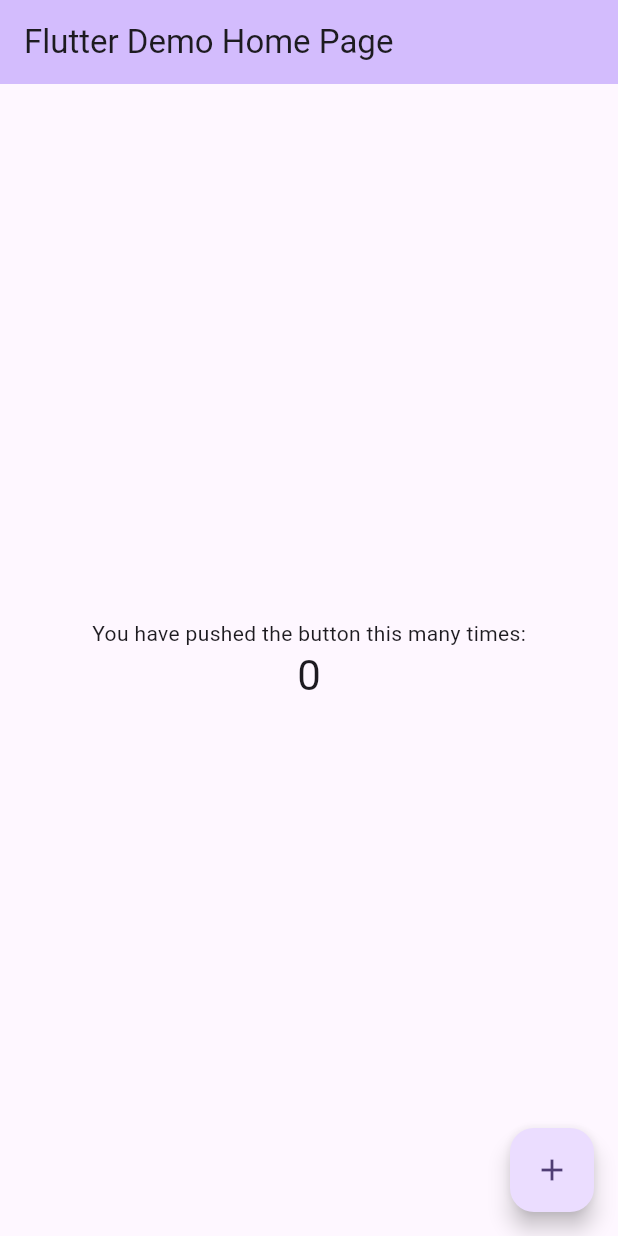
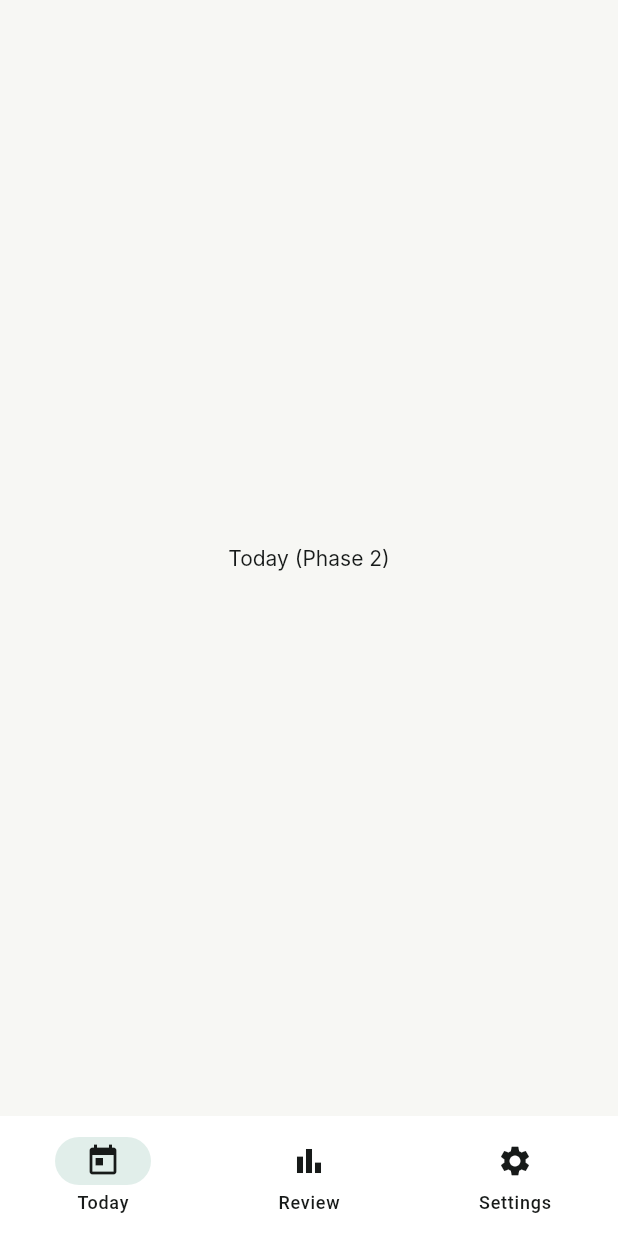
Before and after one commit to omrxjpxt/Tether, a Flutter app: the screen it shows after launch, on a phone screen of 412 x 824 dp. Run offline on Flutter 3.47's test engine with Material 3 defaults, Android fonts, the phone set to English and light mode, and no system bars; our stand-ins replace flutter_riverpod, shared_preferences; Roboto replaces fonts that are missing (Inter).

Commit message:
feat: add core application theme, routing, shared widgets, and domain models

```diff
--- /dev/null
+++ b/lib/app/app.dart
@@ -0,0 +1,19 @@
+import 'package:flutter/material.dart';
+import 'package:tether/app/theme/app_theme.dart';
+import 'package:tether/app/router.dart';
+
+class TetherApp extends StatelessWidget {
+  const TetherApp({super.key});
+
+  @override
+  Widget build(BuildContext context) {
+    return MaterialApp(
+      title: 'Tether',
+      theme: AppTheme.lightTheme,
+      darkTheme: AppTheme.darkTheme,
+      themeMode: ThemeMode.system,
+      home: const AppNavigationShell(),
+      debugShowCheckedModeBanner: false,
+    );
+  }
+}
--- /dev/null
+++ b/lib/app/router.dart
@@ -0,0 +1,39 @@
+import 'package:flutter/material.dart';
+import 'package:tether/shared/widgets/app_scaffold.dart';
+
+class AppNavigationShell extends StatefulWidget {
+  const AppNavigationShell({super.key});
+
+  @override
+  State<AppNavigationShell> createState() => _AppNavigationShellState();
+}
+
+class _AppNavigationShellState extends State<AppNavigationShell> {
+  int _currentIndex = 0;
+
+  final List<Widget> _screens = const [
+    Center(child: Text('Today (Phase 2)')),
+    Center(child: Text('Review (Phase 3)')),
+    Center(child: Text('Settings (Phase 4)')),
+  ];
+
+  @override
+  Widget build(BuildContext context) {
+    return AppScaffold(
+      body: _screens[_currentIndex],
+      bottomNavigationBar: NavigationBar(
+        selectedIndex: _currentIndex,
+        onDestinationSelected: (index) {
+          setState(() {
+            _currentIndex = index;
+          });
+        },
+        destinations: const [
+          NavigationDestination(icon: Icon(Icons.today), label: 'Today'),
+          NavigationDestination(icon: Icon(Icons.bar_chart), label: 'Review'),
+          NavigationDestination(icon: Icon(Icons.settings), label: 'Settings'),
+        ],
+      ),
+    );
+  }
+}
--- /dev/null
+++ b/lib/app/theme/app_colors.dart
@@ -0,0 +1,30 @@
+import 'package:flutter/material.dart';
+
+class AppColors {
+  // Light Mode Colors
+  static const Color lightBackground = Color(0xFFF7F7F4);
+  static const Color lightSurfacePrimary = Color(0xFFFFFFFF);
+  static const Color lightSurfaceSecondary = Color(0xFFF1F2EF);
+  static const Color lightTextPrimary = Color(0xFF171A19);
+  static const Color lightTextSecondary = Color(0xFF6E746F);
+  static const Color lightTextTertiary = Color(0xFF929793);
+  static const Color lightBorder = Color(0xFFE4E6E2);
+  static const Color lightAccentPrimary = Color(0xFF3F756B);
+  static const Color lightAccentSecondary = Color(0xFFE1EEEA);
+
+  // Dark Mode Colors
+  static const Color darkBackground = Color(0xFF121615);
+  static const Color darkSurfacePrimary = Color(0xFF191D1C);
+  static const Color darkSurfaceSecondary = Color(0xFF222725);
+  static const Color darkTextPrimary = Color(0xFFECEFED);
+  static const Color darkTextSecondary = Color(0xFFA0A8A3);
+  static const Color darkTextTertiary = Color(0xFF79817D);
+  static const Color darkBorder = Color(0xFF303734);
+  static const Color darkAccentPrimary = Color(0xFF65B4A7);
+  static const Color darkAccentSecondary = Color(0xFF233632);
+
+  // Semantic
+  static const Color success = Color(0xFF4F8068);
+  static const Color warning = Color(0xFFB88A42);
+  static const Color destructive = Color(0xFFB85C5C);
+}
--- /dev/null
+++ b/lib/app/theme/app_theme.dart
@@ -0,0 +1,85 @@
+import 'package:flutter/material.dart';
+import 'app_colors.dart';
+import 'app_typography.dart';
+
+class AppTheme {
+  static ThemeData get lightTheme {
+    return ThemeData(
+      brightness: Brightness.light,
+      scaffoldBackgroundColor: AppColors.lightBackground,
+      colorScheme: const ColorScheme.light(
+        primary: AppColors.lightAccentPrimary,
+        secondary: AppColors.lightAccentSecondary,
+        surface: AppColors.lightSurfacePrimary,
+        error: AppColors.destructive,
+        onPrimary: AppColors.lightSurfacePrimary,
+        onSecondary: AppColors.lightTextPrimary,
+        onSurface: AppColors.lightTextPrimary,
+        onError: AppColors.lightSurfacePrimary,
+      ),
+      textTheme: const TextTheme(
+        displayLarge: AppTypography.display,
+        headlineLarge: AppTypography.headingLarge,
+        titleLarge: AppTypography.headingSection,
+        bodyLarge: AppTypography.body,
+        bodyMedium: AppTypography.secondary,
+        labelSmall: AppTypography.metadata,
+      ).apply(
+        bodyColor: AppColors.lightTextPrimary,
+        displayColor: AppColors.lightTextPrimary,
+      ),
+      dividerColor: AppColors.lightBorder,
+      appBarTheme: const AppBarTheme(
+        backgroundColor: AppColors.lightBackground,
+        elevation: 0,
+        centerTitle: true,
+        iconTheme: IconThemeData(color: AppColors.lightTextPrimary),
+        titleTextStyle: TextStyle(
+          color: AppColors.lightTextPrimary,
+          fontSize: 20,
+          fontWeight: FontWeight.w600,
+        ),
+      ),
+    );
+  }
+
+  static ThemeData get darkTheme {
+    return ThemeData(
+      brightness: Brightness.dark,
+      scaffoldBackgroundColor: AppColors.darkBackground,
+      colorScheme: const ColorScheme.dark(
+        primary: AppColors.darkAccentPrimary,
+        secondary: AppColors.darkAccentSecondary,
+        surface: AppColors.darkSurfacePrimary,
+        error: AppColors.destructive,
+        onPrimary: AppColors.darkSurfacePrimary,
+        onSecondary: AppColors.darkTextPrimary,
+        onSurface: AppColors.darkTextPrimary,
+        onError: AppColors.darkSurfacePrimary,
+      ),
+      textTheme: const TextTheme(
+        displayLarge: AppTypography.display,
+        headlineLarge: AppTypography.headingLarge,
+        titleLarge: AppTypography.headingSection,
+        bodyLarge: AppTypography.body,
+        bodyMedium: AppTypography.secondary,
+        labelSmall: AppTypography.metadata,
+      ).apply(
+        bodyColor: AppColors.darkTextPrimary,
+        displayColor: AppColors.darkTextPrimary,
+      ),
+      dividerColor: AppColors.darkBorder,
+      appBarTheme: const AppBarTheme(
+        backgroundColor: AppColors.darkBackground,
+        elevation: 0,
+        centerTitle: true,
+        iconTheme: IconThemeData(color: AppColors.darkTextPrimary),
+        titleTextStyle: TextStyle(
+          color: AppColors.darkTextPrimary,
+          fontSize: 20,
+          fontWeight: FontWeight.w600,
+        ),
+      ),
+    );
+  }
+}
--- /dev/null
+++ b/lib/app/theme/app_typography.dart
@@ -0,0 +1,48 @@
+import 'package:flutter/material.dart';
+
+class AppTypography {
+  static const String _fontFamily = 'Inter'; // Prefer a system sans-serif or Google Font
+
+  static const TextStyle display = TextStyle(
+    fontFamily: _fontFamily,
+    fontSize: 34,
+    fontWeight: FontWeight.w600,
+    letterSpacing: -0.5,
+  );
+
+  static const TextStyle headingLarge = TextStyle(
+    fontFamily: _fontFamily,
+    fontSize: 26,
+    fontWeight: FontWeight.w600,
+    letterSpacing: -0.3,
+  );
+
+  static const TextStyle headingSection = TextStyle(
+    fontFamily: _fontFamily,
+    fontSize: 20,
+    fontWeight: FontWeight.w600,
+    letterSpacing: -0.2,
+  );
+
+  static const TextStyle body = TextStyle(
+    fontFamily: _fontFamily,
+    fontSize: 16,
+    fontWeight: FontWeight.w400,
+    letterSpacing: 0,
+    height: 1.5,
+  );
+
+  static const TextStyle secondary = TextStyle(
+    fontFamily: _fontFamily,
+    fontSize: 14,
+    fontWeight: FontWeight.w400,
+    letterSpacing: 0,
+  );
+
+  static const TextStyle metadata = TextStyle(
+    fontFamily: _fontFamily,
+    fontSize: 12,
+    fontWeight: FontWeight.w500,
+    letterSpacing: 0.2,
+  );
+}
--- a/lib/features/habits/domain/services/habit_service.dart
+++ b/lib/features/habits/domain/services/habit_service.dart
@@ -58,7 +58,6 @@ class HabitService {
         if (habit.frequency.type == FrequencyType.timesPerWeek) {
           // Check if the week of currentDate met the target.
           final start = DateUtilsLocal.startOfWeek(currentDate);
-          final end = DateUtilsLocal.endOfWeek(currentDate);
 
           // Count completions in this week up to 'currentDate' or the whole week?
           // If the week is completely in the past, and we failed the target, we break.
--- a/lib/main.dart
+++ b/lib/main.dart
@@ -1,122 +1,19 @@
 import 'package:flutter/material.dart';
+import 'package:flutter_riverpod/flutter_riverpod.dart';
+import 'package:shared_preferences/shared_preferences.dart';
+import 'package:tether/app/app.dart';
+import 'package:tether/features/habits/presentation/providers/habit_providers.dart';
 
-void main() {
-  runApp(const MyApp());
+void main() async {
+  WidgetsFlutterBinding.ensureInitialized();
+  final prefs = await SharedPreferences.getInstance();
+
+  runApp(
+    ProviderScope(
+      overrides: [
+        sharedPreferencesProvider.overrideWithValue(prefs),
+      ],
+      child: const TetherApp(),
+    ),
+  );
 }
-
-class MyApp extends StatelessWidget {
-  const MyApp({super.key});
-
-  // This widget is the root of your application.
-  @override
-  Widget build(BuildContext context) {
-    return MaterialApp(
-      title: 'Flutter Demo',
-      theme: ThemeData(
-        // This is the theme of your application.
-        //
-        // TRY THIS: Try running your application with "flutter run". You'll see
-        // the application has a purple toolbar. Then, without quitting the app,
-        // try changing the seedColor in the colorScheme below to Colors.green
-        // and then invoke "hot reload" (save your changes or press the "hot
-        // reload" button in a Flutter-supported IDE, or press "r" if you used
-        // the command line to start the app).
-        //
-        // Notice that the counter didn't reset back to zero; the application
-        // state is not lost during the reload. To reset the state, use hot
-        // restart instead.
-        //
-        // This works for code too, not just values: Most code changes can be
-        // tested with just a hot reload.
-        colorScheme: .fromSeed(seedColor: Colors.deepPurple),
-      ),
-      home: const MyHomePage(title: 'Flutter Demo Home Page'),
-    );
-  }
-}
-
-class MyHomePage extends StatefulWidget {
-  const MyHomePage({super.key, required this.title});
-
-  // This widget is the home page of your application. It is stateful, meaning
-  // that it has a State object (defined below) that contains fields that affect
-  // how it looks.
-
-  // This class is the configuration for the state. It holds the values (in this
-  // case the title) provided by the parent (in this case the App widget) and
-  // used by the build method of the State. Fields in a Widget subclass are
-  // always marked "final".
-
-  final String title;
-
-  @override
-  State<MyHomePage> createState() => _MyHomePageState();
-}
-
-class _MyHomePageState extends State<MyHomePage> {
-  int _counter = 0;
-
-  void _incrementCounter() {
-    setState(() {
-      // This call to setState tells the Flutter framework that something has
-      // changed in this State, which causes it to rerun the build method below
-      // so that the display can reflect the updated values. If we changed
-      // _counter without calling setState(), then the build method would not be
-      // called again, and so nothing would appear to happen.
-      _counter++;
-    });
-  }
-
-  @override
-  Widget build(BuildContext context) {
-    // This method is rerun every time setState is called, for instance as done
-    // by the _incrementCounter method above.
-    //
-    // The Flutter framework has been optimized to make rerunning build methods
-    // fast, so that you can just rebuild anything that needs updating rather
-    // than having to individually change instances of widgets.
-    return Scaffold(
-      appBar: AppBar(
-        // TRY THIS: Try changing the color here to a specific color (to
-        // Colors.amber, perhaps?) and trigger a hot reload to see the AppBar
-        // change color while the other colors stay the same.
-        backgroundColor: Theme.of(context).colorScheme.inversePrimary,
-        // Here we take the value from the MyHomePage object that was created by
-        // the App.build method, and use it to set our appbar title.
-        title: Text(widget.title),
-      ),
-      body: Center(
-        // Center is a layout widget. It takes a single child and positions it
-        // in the middle of the parent.
-        child: Column(
-          // Column is also a layout widget. It takes a list of children and
-          // arranges them vertically. By default, it sizes itself to fit its
-          // children horizontally, and tries to be as tall as its parent.
-          //
-          // Column has various properties to control how it sizes itself and
-          // how it positions its children. Here we use mainAxisAlignment to
-          // center the children vertically; the main axis here is the vertical
-          // axis because Columns are vertical (the cross axis would be
-          // horizontal).
-          //
-          // TRY THIS: Invoke "debug painting" (choose the "Toggle Debug Paint"
-          // action in the IDE, or press "p" in the console), to see the
-          // wireframe for each widget.
-          mainAxisAlignment: .center,
-          children: [
-            const Text('You have pushed the button this many times:'),
-            Text(
-              '$_counter',
-              style: Theme.of(context).textTheme.headlineMedium,
-            ),
-          ],
-        ),
-      ),
-      floatingActionButton: FloatingActionButton(
-        onPressed: _incrementCounter,
-        tooltip: 'Increment',
-        child: const Icon(Icons.add),
-      ),
-    );
-  }
-}
--- /dev/null
+++ b/lib/shared/widgets/app_scaffold.dart
@@ -0,0 +1,26 @@
+import 'package:flutter/material.dart';
+
+class AppScaffold extends StatelessWidget {
+  final Widget body;
+  final PreferredSizeWidget? appBar;
+  final Widget? bottomNavigationBar;
+  final Color? backgroundColor;
+
+  const AppScaffold({
+    super.key,
+    required this.body,
+    this.appBar,
+    this.bottomNavigationBar,
+    this.backgroundColor,
+  });
+
+  @override
+  Widget build(BuildContext context) {
+    return Scaffold(
+      backgroundColor: backgroundColor,
+      appBar: appBar,
+      body: SafeArea(child: body),
+      bottomNavigationBar: bottomNavigationBar,
+    );
+  }
+}
```
Also changed, not shown: lib/app/theme/app_spacing.dart (added, +19 -0 lines), lib/features/focus/domain/models/daily_focus.dart (added, +31 -0 lines), lib/features/focus/domain/models/focus_session.dart (added, +35 -0 lines), lib/features/habits/presentation/providers/habit_providers.dart (added, +73 -0 lines), lib/features/review/domain/models/weekly_review.dart (added, +43 -0 lines), lib/features/settings/domain/models/app_settings.dart (added, +39 -0 lines), lib/shared/widgets/app_button.dart (added, +40 -0 lines), lib/shared/widgets/habit_row_shell.dart (added, +48 -0 lines), 2 other files.
